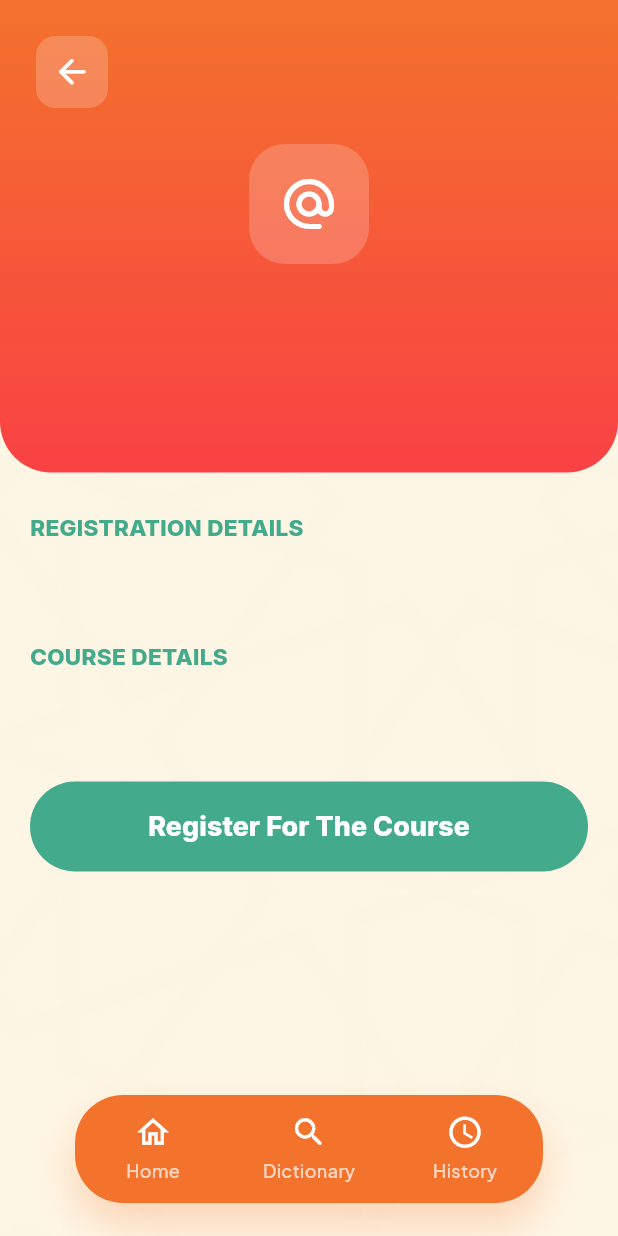
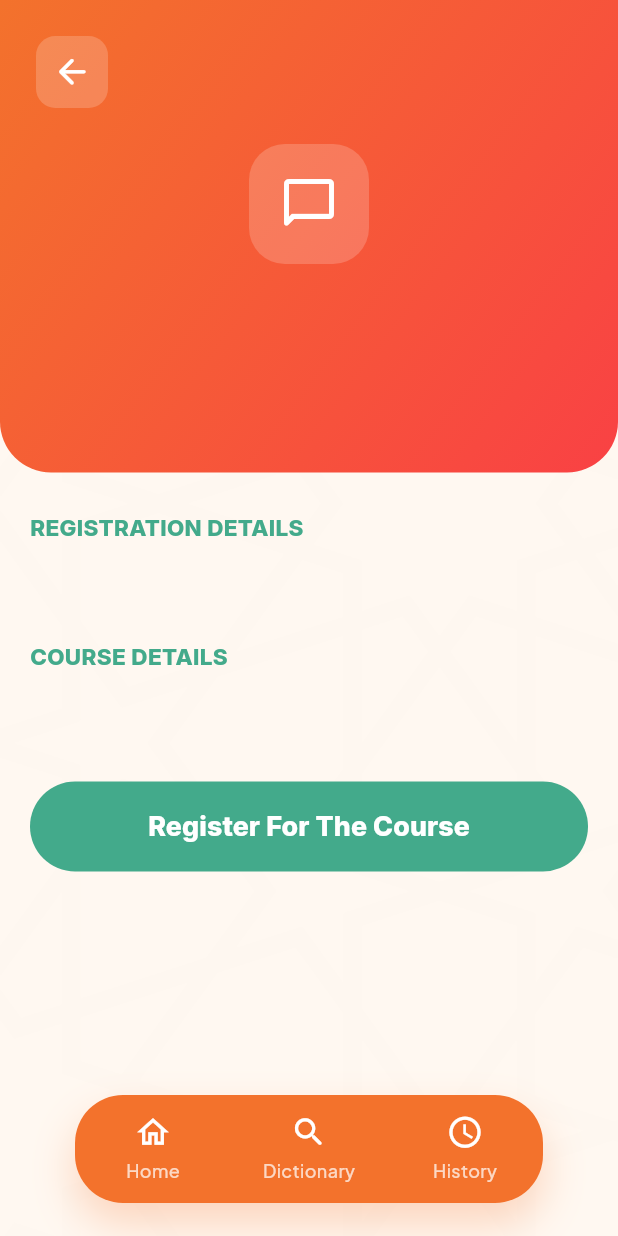
Before and after one commit to DeewanInstitute/DeewanAppBackup, a Flutter app: the CourseDetailsPage screen opened directly with empty values, on a phone screen of 412 x 824 dp. Run offline on Flutter 3.47's test engine with Material 3 defaults, Android fonts, the light colour scheme and no system bars; our stand-ins replace cloud_firestore, cloud_functions, country_code_picker, firebase_auth, firebase_core, just_audio and 2 more; accounts and stored records are empty; project files that could hold a hidden picture were left out.

Commit message:
Qutaibh Subeh - 21/07/2026 - Finished the courses with the links

```diff
--- a/lib/core/app_colors.dart
+++ b/lib/core/app_colors.dart
@@ -31,53 +31,6 @@ class AppColors {
   static const podcastAccentGlow = Color(0x6643AA8B);
   static const podcastAccentStrongGlow = Color(0xB343AA8B);
   static const podcastPlaybackError = Color(0xFFFF5252);
-  static const courseBackground = Color(0xFFFEF6E5);
-  static const courseDark = Color(0xFF1D1B20);
-  static const courseHeroEnd = Color(0xFFF8961E);
-  static const courseBusinessEnd = Color(0xFFEF4444);
-  static const coursePurpleEnd = Color(0xFF6D28D9);
-  static const coursePatternOverlay = Color(0x14FFFFFF);
-  static const courseHeroIconBackground = Color(0x33FFFFFF);
-  static const courseBackButtonBackground = Color(0x33FFFFFF);
-  static const courseTagText = Color(0xFFF3722C);
-  static const courseBodyText = Color(0xFF8F8C88);
-
-  static const courseAlphabetGradient = LinearGradient(
-    begin: Alignment.topCenter,
-    end: Alignment.bottomCenter,
-    colors: [orange, coral],
-  );
-  static const courseConversationGradient = LinearGradient(
-    begin: Alignment.topCenter,
-    end: Alignment.bottomCenter,
-    colors: [green, Color(0xFF2D6A4F)],
-  );
-  static const courseDarkGradient = LinearGradient(
-    begin: Alignment.topCenter,
-    end: Alignment.bottomCenter,
-    colors: [courseDark, courseDark],
-  );
-  static const courseCalligraphyGradient = LinearGradient(
-    begin: Alignment.centerLeft,
-    end: Alignment.centerRight,
-    colors: [Color(0xFFF59E0B), Color(0xFFFBBF24)],
-  );
-  static const courseBusinessGradient = LinearGradient(
-    begin: Alignment.topCenter,
-    end: Alignment.bottomCenter,
-    colors: [coral, courseBusinessEnd],
-  );
-  static const courseQuranGradient = LinearGradient(
-    begin: Alignment.topCenter,
-    end: Alignment.bottomCenter,
-    colors: [purple, coursePurpleEnd],
-  );
-  static const courseHeroGradient = LinearGradient(
-    begin: Alignment.topCenter,
-    end: Alignment.bottomCenter,
-    colors: [orange, courseHeroEnd],
-  );
-
   static Color podcastSeasonImageBackground(Color seasonColor) =>
       seasonColor.withValues(alpha: 0.16);
 
--- a/lib/courses/course_data.dart
+++ b/lib/courses/course_data.dart
@@ -11,7 +11,6 @@ class CourseData {
     required this.icon,
     required this.theme,
     required this.isNew,
-    required this.heroLetter,
     required this.formats,
     required this.registrationDetails,
     required this.courseDetails,
@@ -23,28 +22,31 @@ class CourseData {
   final String icon;
   final String theme;
   final bool isNew;
-  final String heroLetter;
   final List<String> formats;
   final String registrationDetails;
   final String courseDetails;
   final String websiteUrl;
 
   LinearGradient get gradient => switch (theme) {
-    'conversation' => AppColors.courseConversationGradient,
-    'dark' => AppColors.courseDarkGradient,
-    'calligraphy' => AppColors.courseCalligraphyGradient,
-    'business' => AppColors.courseBusinessGradient,
-    'quran' => AppColors.courseQuranGradient,
-    _ => AppColors.courseAlphabetGradient,
+    'green' => AppColors.podcastGreenGradient,
+    'dark' => AppColors.podcastBlackGradient,
+    'yellow' => AppColors.podcastYellowGradient,
+    'purple' => AppColors.podcastPurpleGradient,
+    _ => AppColors.podcastRedGradient,
   };
 
   IconData get iconData => switch (icon) {
-    'conversation' => Icons.chat_bubble_outline_rounded,
-    'book' => Icons.menu_book_outlined,
-    'pen' => Icons.edit_outlined,
-    'business' => Icons.business_center_outlined,
-    'quran' => Icons.nightlight_round,
-    _ => Icons.alternate_email_rounded,
+    'language' => Icons.language_rounded,
+    'swap' => Icons.swap_horiz_rounded,
+    'talk' => Icons.record_voice_over_rounded,
+    'kids' => Icons.child_care_rounded,
+    'world' => Icons.public_rounded,
+    'diplomacy' => Icons.handshake_outlined,
+    'journalism' => Icons.newspaper_rounded,
+    'intensive' => Icons.school_outlined,
+    'group' => Icons.groups_rounded,
+    'cafe' => Icons.local_cafe_outlined,
+    _ => Icons.chat_bubble_outline_rounded,
   };
 
   factory CourseData.fromJson(Map<String, dynamic> json) {
@@ -54,7 +56,6 @@ class CourseData {
       icon: json['icon'] as String? ?? 'book',
       theme: json['theme'] as String? ?? 'alphabet',
       isNew: json['isNew'] as bool? ?? false,
-      heroLetter: json['heroLetter'] as String? ?? '',
       formats: (json['formats'] as List<dynamic>? ?? const []).cast<String>(),
       registrationDetails: json['registrationDetails'] as String? ?? '',
       courseDetails: json['courseDetails'] as String? ?? '',
--- a/lib/courses/course_details_page.dart
+++ b/lib/courses/course_details_page.dart
@@ -32,7 +32,7 @@ class CourseDetailsPage extends StatelessWidget {
   @override
   Widget build(BuildContext context) {
     return Scaffold(
-      backgroundColor: AppColors.courseBackground,
+      backgroundColor: AppColors.cream,
       extendBody: true,
       body: Stack(
         children: [
@@ -53,7 +53,7 @@ class CourseDetailsPage extends StatelessWidget {
                         Text(
                           course.registrationDetails,
                           style: const TextStyle(
-                            color: AppColors.courseBodyText,
+                            color: AppColors.muted,
                             fontFamily: 'Inter',
                             fontSize: 16,
                             height: 1.55,
@@ -65,7 +65,7 @@ class CourseDetailsPage extends StatelessWidget {
                         Text(
                           course.courseDetails,
                           style: const TextStyle(
-                            color: AppColors.courseBodyText,
+                            color: AppColors.muted,
                             fontFamily: 'Inter',
                             fontSize: 16,
                             height: 1.55,
@@ -131,9 +131,7 @@ class _CourseHero extends StatelessWidget {
       constraints: const BoxConstraints(minHeight: 315),
       padding: const EdgeInsets.fromLTRB(24, 24, 24, 34),
       decoration: BoxDecoration(
-        gradient: course.theme == 'alphabet'
-            ? AppColors.courseHeroGradient
-            : course.gradient,
+        gradient: course.gradient,
         borderRadius: const BorderRadius.vertical(bottom: Radius.circular(34)),
       ),
       child: Column(
@@ -141,7 +139,7 @@ class _CourseHero extends StatelessWidget {
           Align(
             alignment: Alignment.centerLeft,
             child: Material(
-              color: AppColors.courseBackButtonBackground,
+              color: AppColors.cream.withValues(alpha: 0.20),
               borderRadius: BorderRadius.circular(13),
               child: InkWell(
                 onTap: () => Navigator.pop(context),
@@ -164,19 +162,10 @@ class _CourseHero extends StatelessWidget {
             height: 80,
             alignment: Alignment.center,
             decoration: BoxDecoration(
-              color: AppColors.courseHeroIconBackground,
+              color: AppColors.cream.withValues(alpha: 0.20),
               borderRadius: BorderRadius.circular(24),
             ),
-            child: course.heroLetter.isEmpty
-                ? Icon(course.iconData, color: AppColors.white, size: 40)
-                : Text(
-                    course.heroLetter,
-                    style: const TextStyle(
-                      color: AppColors.white,
-                      fontFamily: 'Prociono',
-                      fontSize: 38,
-                    ),
-                  ),
+            child: Icon(course.iconData, color: AppColors.white, size: 40),
           ),
           const SizedBox(height: 24),
           Text(
@@ -220,7 +209,7 @@ class _CourseFormatBadge extends StatelessWidget {
       child: Text(
         label,
         style: const TextStyle(
-          color: AppColors.courseTagText,
+          color: AppColors.orange,
           fontFamily: 'Inter',
           fontSize: 11,
           fontWeight: FontWeight.w800,
@@ -255,7 +244,7 @@ class _DetailsPattern extends StatelessWidget {
   @override
   Widget build(BuildContext context) {
     return ColoredBox(
-      color: AppColors.courseBackground,
+      color: AppColors.cream,
       child: Opacity(
         opacity: 0.08,
         child: Image.asset(
```
Also changed, not shown: assets/data/courses.json (+77 -27 lines), lib/courses/arabic_courses_page.dart (+4 -4 lines).
